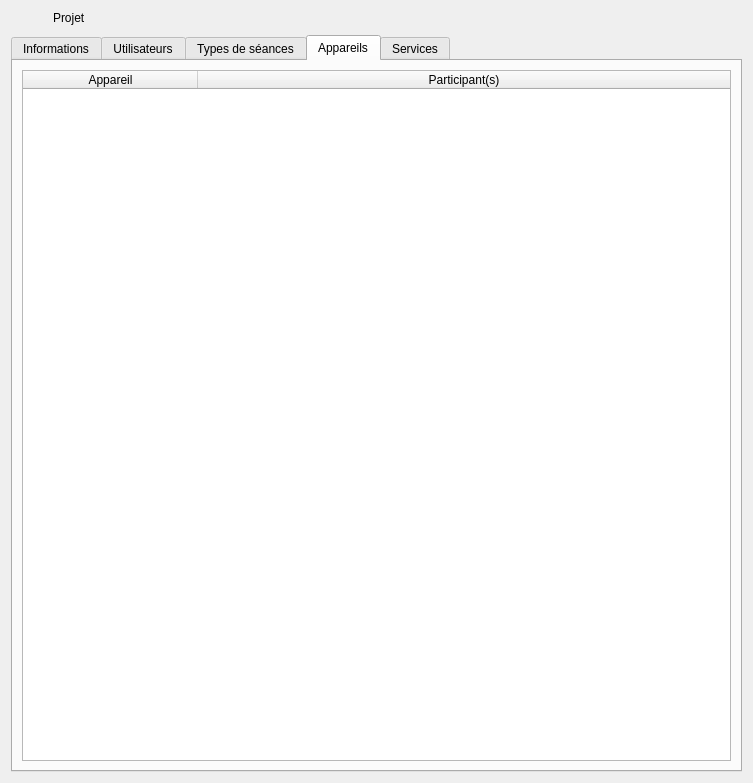
Above: client/src/editors/ProjectWidget.ui from introlab/openteraplus before the change. Below: the same form after it.
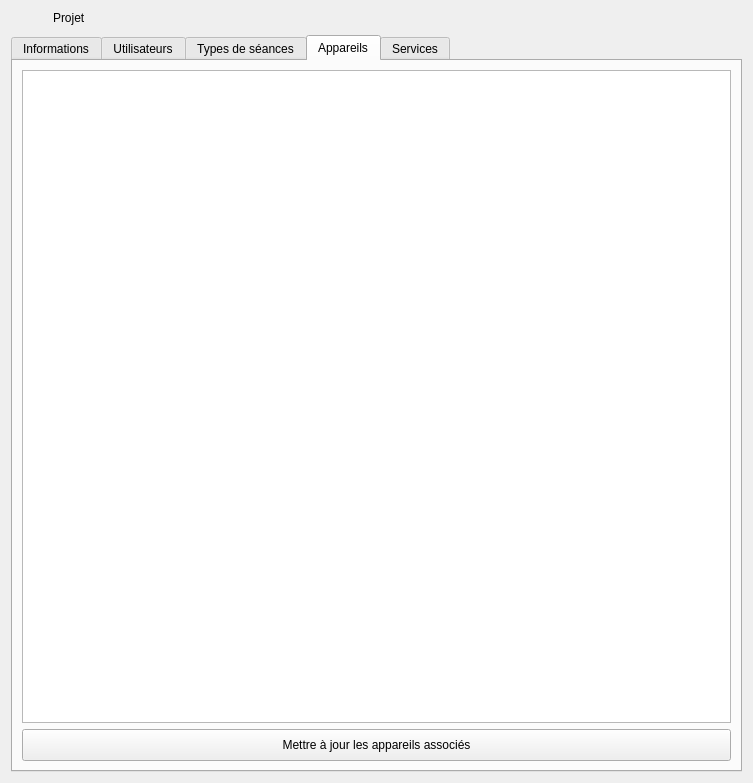
That is the form after the change. The open tabs and pages were chosen to show the change. Icons and pictures are not drawn. Custom widgets are drawn as their Qt base class.

Commit message: Refs #62. Added missing UI to select devices for a project Refs #1. General UI improvement.

What changed in the file:
```diff
--- a/client/src/editors/ProjectWidget.ui
+++ b/client/src/editors/ProjectWidget.ui
@@ -162,7 +162,13 @@
       </sizepolicy>
      </property>
      <property name="currentIndex">
-      <number>2</number>
+      <number>3</number>
+     </property>
+     <property name="iconSize">
+      <size>
+       <width>20</width>
+       <height>20</height>
+      </size>
      </property>
      <widget class="QWidget" name="tabDashboard">
       <attribute name="icon">
@@ -867,41 +873,56 @@
       </attribute>
       <layout class="QVBoxLayout" name="verticalLayout_5">
        <item>
-        <widget class="QTableWidget" name="lstDevices">
-         <property name="enabled">
-          <bool>true</bool>
-         </property>
+        <widget class="QTreeWidget" name="treeDevices">
          <property name="editTriggers">
           <set>QAbstractItemView::NoEditTriggers</set>
          </property>
          <property name="selectionMode">
           <enum>QAbstractItemView::NoSelection</enum>
          </property>
-         <property name="selectionBehavior">
-          <enum>QAbstractItemView::SelectRows</enum>
+         <property name="iconSize">
+          <size>
+           <width>20</width>
+           <height>20</height>
+          </size>
          </property>
-         <property name="sortingEnabled">
-          <bool>true</bool>
+         <property name="indentation">
+          <number>40</number>
          </property>
-         <attribute name="horizontalHeaderDefaultSectionSize">
-          <number>175</number>
+         <attribute name="headerVisible">
+          <bool>false</bool>
          </attribute>
-         <attribute name="horizontalHeaderShowSortIndicator" stdset="0">
-          <bool>true</bool>
-         </attribute>
-         <attribute name="horizontalHeaderStretchLastSection">
-          <bool>true</bool>
-         </attribute>
          <column>
           <property name="text">
-           <string>Appareil</string>
+           <string notr="true">1</string>
           </property>
          </column>
-         <column>
-          <property name="text">
-           <string>Participant(s)</string>
-          </property>
-         </column>
+        </widget>
+       </item>
+       <item>
+        <widget class="QPushButton" name="btnUpdateDevices">
+         <property name="minimumSize">
+          <size>
+           <width>0</width>
+           <height>32</height>
+          </size>
+         </property>
+         <property name="cursor">
+          <cursorShape>PointingHandCursor</cursorShape>
+         </property>
+         <property name="text">
+          <string>Mettre à jour les appareils associés</string>
+         </property>
+         <property name="icon">
+          <iconset resource="../../resources/TeraClient.qrc">
+           <normaloff>:/icons/save.png</normaloff>:/icons/save.png</iconset>
+         </property>
+         <property name="iconSize">
+          <size>
+           <width>24</width>
+           <height>24</height>
+          </size>
+         </property>
         </widget>
        </item>
       </layout>
```
Left out of the diff: 36 changed lines with no effect on the pictures. The commit also changes 31 other files.
